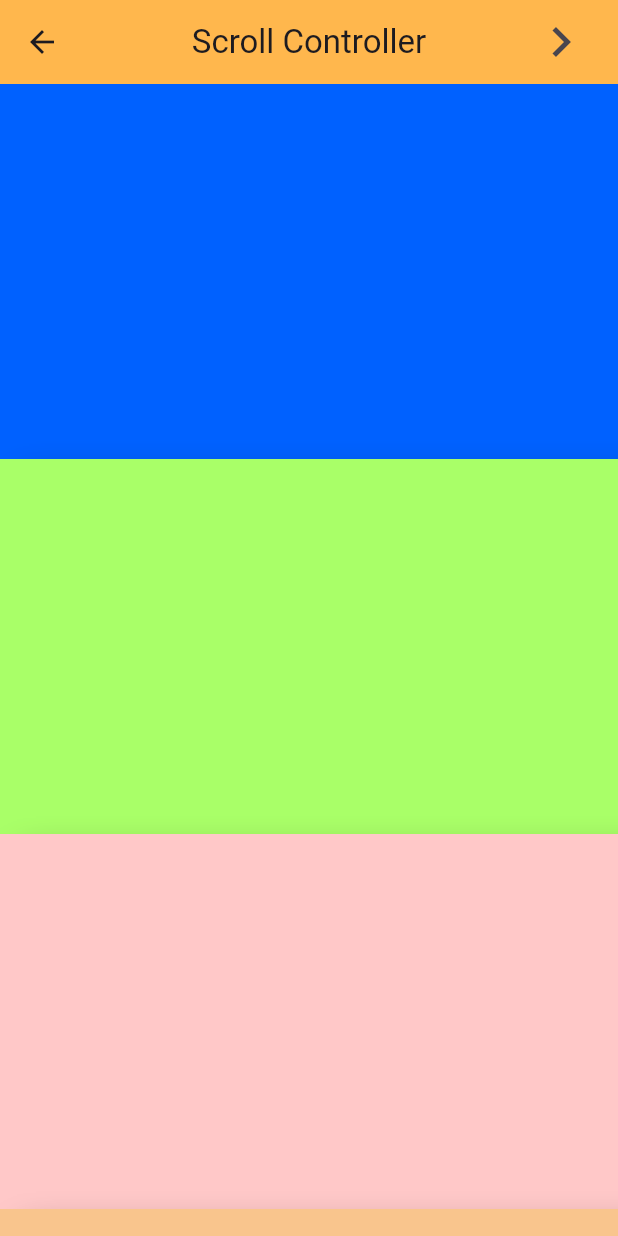
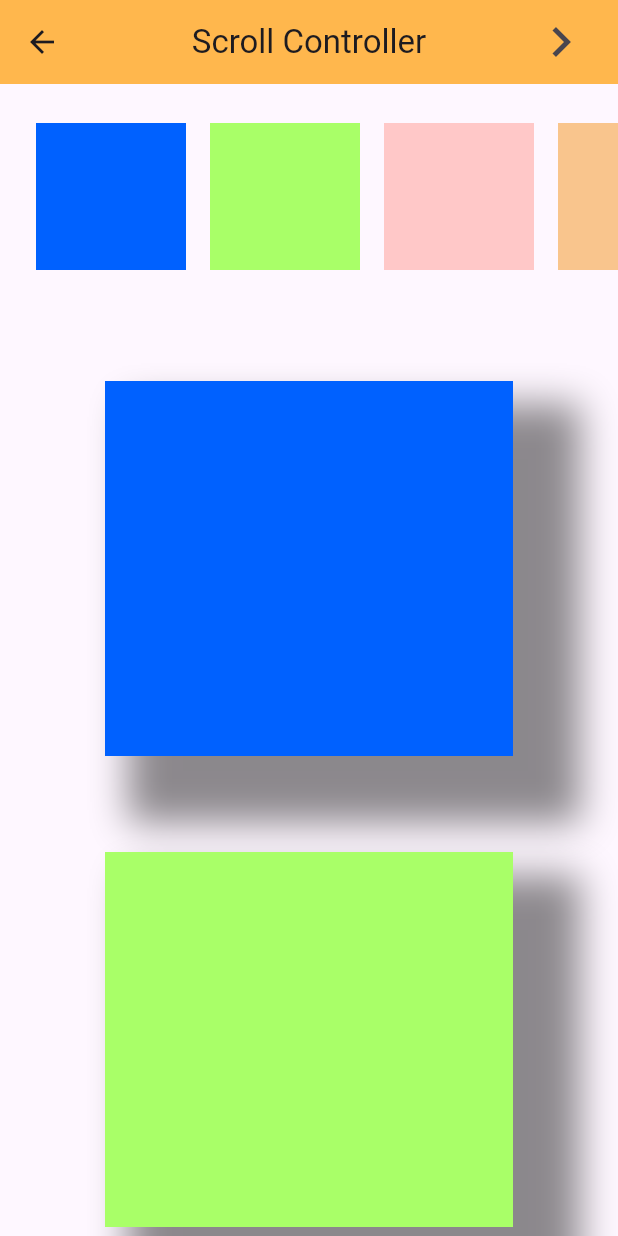
Before and after one commit to Ratndeep1999/scrollable_widgets, a Flutter app: the ScrollControllerWidget screen opened directly, on a phone screen of 412 x 824 dp. Run offline on Flutter 3.47's test engine with Material 3 defaults, Android fonts, the phone set to English and light mode, and no system bars.

Commit message:
both vertical and horizontal listview add

```diff
--- a/lib/scroll_controller_widget.dart
+++ b/lib/scroll_controller_widget.dart
@@ -1,7 +1,7 @@
 import 'package:flutter/material.dart';
 
 class ScrollControllerWidget extends StatelessWidget {
-   ScrollControllerWidget({super.key});
+  ScrollControllerWidget({super.key});
 
   final List<Color> _colors = <Color>[
     Color(0xFF0061ff),
@@ -37,13 +37,39 @@ class ScrollControllerWidget extends StatelessWidget {
             mainAxisAlignment: MainAxisAlignment.center,
             children: [
               // Horizontal List Items
-              Expanded(
+              SizedBox(
+                height: 150,
                 child: ListView.builder(
+                  padding: EdgeInsets.all(16.0),
+                  scrollDirection: Axis.horizontal,
                   itemCount: _colors.length,
                   itemBuilder: (context, index) {
                     return Container(
+                      margin: EdgeInsets.symmetric(
+                        vertical: 10.0,
+                        horizontal: 8.0,
+                      ),
+                      width: 100,
+                      decoration: BoxDecoration(color: _colors[index]),
+                    );
+                  },
+                ),
+              ),
+
+              // SizedBox(height: 32.0),
+
+              // Vertical List Items
+              Expanded(
+                child: ListView.builder(
+                  padding: EdgeInsets.symmetric(
+                    vertical: 16.0,
+                    horizontal: 70.0,
+                  ),
+                  itemCount: _colors.length,
+                  itemBuilder: (context, index) {
+                    return Container(
+                      margin: EdgeInsets.symmetric(vertical: 32.0),
                       height: 250,
-                      width: 250,
                       alignment: Alignment.center,
                       decoration: BoxDecoration(
                         color: _colors[index],
@@ -60,8 +86,6 @@ class ScrollControllerWidget extends StatelessWidget {
                   },
                 ),
               ),
-
-              // Vertical List Items
             ],
           ),
         ),
```
